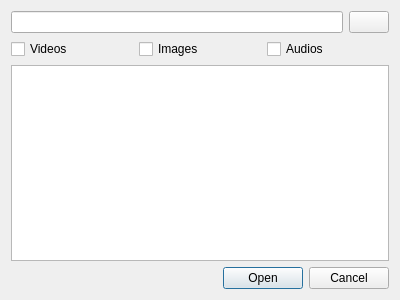
The window that src/cmplayer/ui/openmediafolderdialog.ui (bylee20/bomi) describes before a commit, drawn with Qt 5.
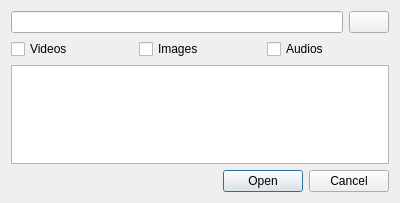
The same window after the commit. Icons and pictures are not drawn. Custom widgets are drawn as their Qt base class.

Diff of the .ui file:
```diff
--- a/src/cmplayer/ui/openmediafolderdialog.ui
+++ b/src/cmplayer/ui/openmediafolderdialog.ui
@@ -7,7 +7,7 @@
     <x>0</x>
     <y>0</y>
     <width>400</width>
-    <height>300</height>
+    <height>203</height>
    </rect>
   </property>
   <property name="windowTitle">
```
Left out of the diff: 8 changed lines with no effect on the pictures.
